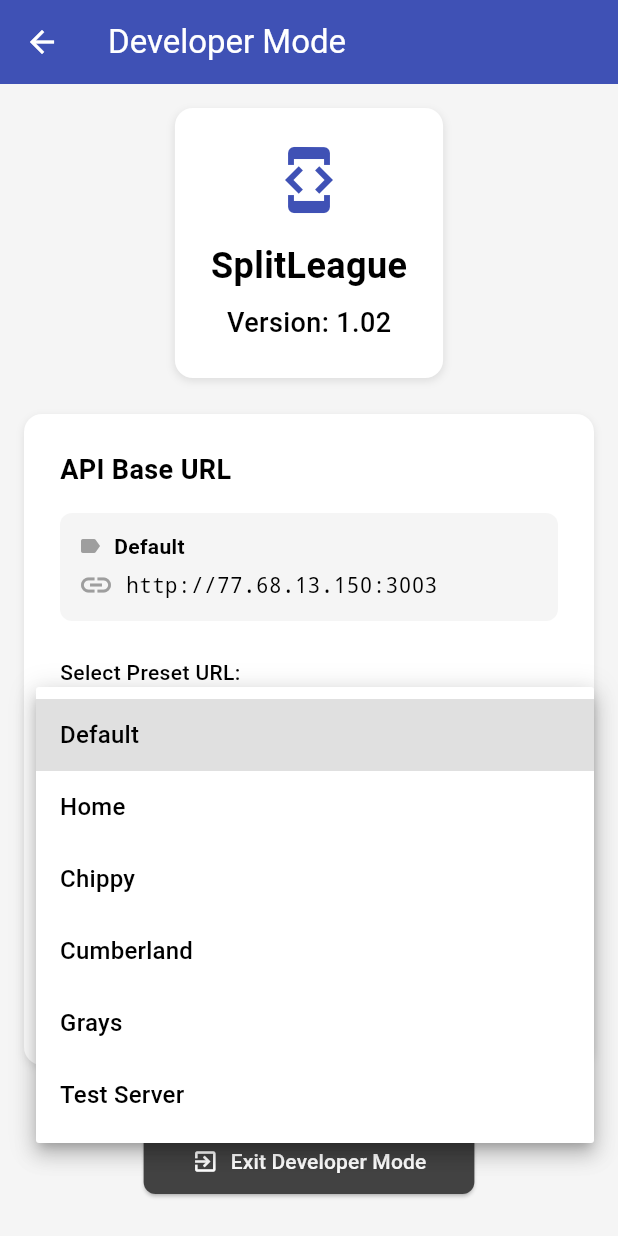
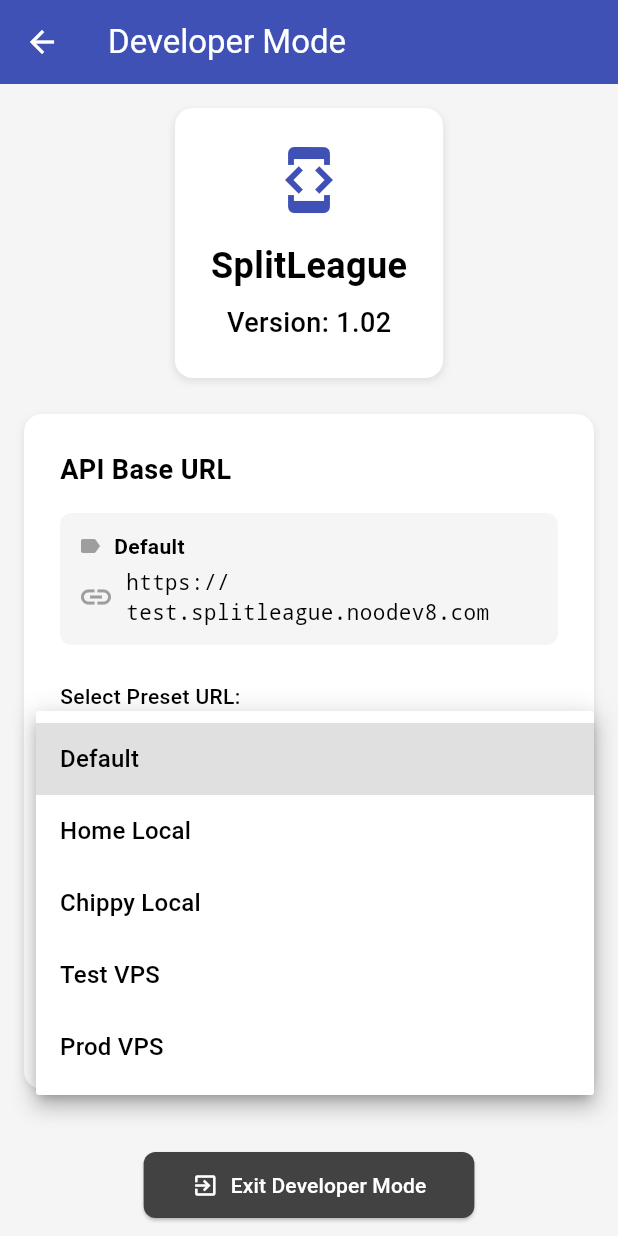
Before and after one commit to noodev8/splitleague, a Flutter app: the DeveloperScreen screen opened directly, after a tap on "Select a preset URL", on a phone screen of 412 x 824 dp. Run offline on Flutter 3.47's test engine with Material 3 defaults, Android fonts, the phone set to English and light mode, and no system bars; our stand-ins replace flutter_secure_storage, flutter_spinkit, fluttertoast, pull_to_refresh, shared_preferences; accounts and stored records are empty; network calls fail.

Commit message:
Deafult server set

```diff
--- a/splitleague_flutter/lib/helpers/runtime_config.dart
+++ b/splitleague_flutter/lib/helpers/runtime_config.dart
@@ -18,16 +18,15 @@
   RuntimeConfig._internal();
 
   // Default base URL (used if no custom URL is set)
-  static const String defaultBaseUrl = 'http://77.68.13.150:3003'; // Default server
+  static const String defaultBaseUrl = 'https://test.splitleague.noodev8.com'; // Default server
 
   // Available base URLs for quick selection (development environments)
   static const Map<String, String> availableBaseUrls = {
     'Default': defaultBaseUrl,
-    'Home': 'http://192.168.1.88:3003',
-    'Chippy': 'http://192.168.1.174:3000',
-    'Cumberland': 'http://192.168.1.94:3000',
-    'Grays': 'http://10.249.1.230:43352',
-    'Test Server': 'https://api.noodev8.com',
+    'Home Local': 'http://192.168.1.88:3000',
+    'Chippy Local': 'http://192.168.1.174:3000',
+    'Test VPS': 'https://test.splitleague.noodev8.com',
+    'Prod VPS': 'https://splitleague.noodev8.com',
   };
 
   // Current base URL (initialized with default)
```
Also changed, not shown: 1 other file.
